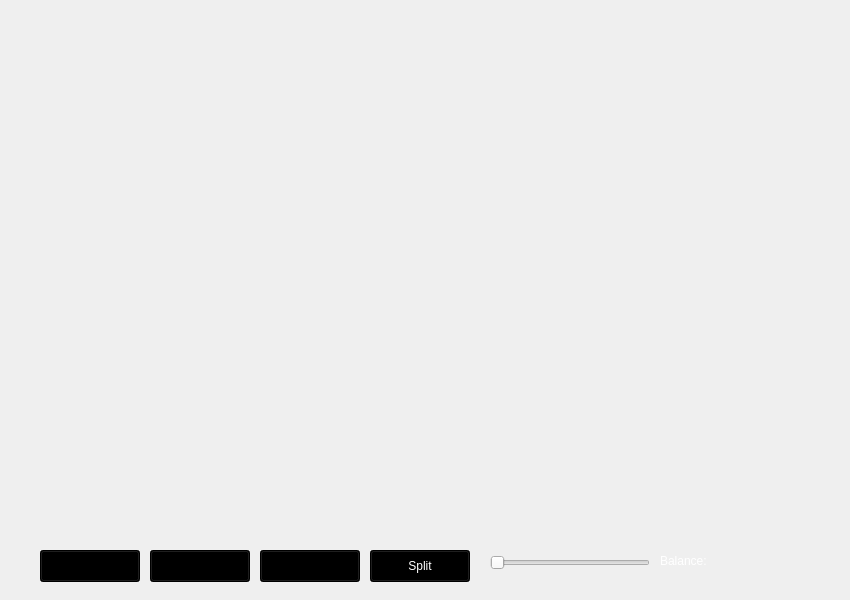
Old version of the form game.ui in the repository jasonpliszak/BlackJackGame_EC327.
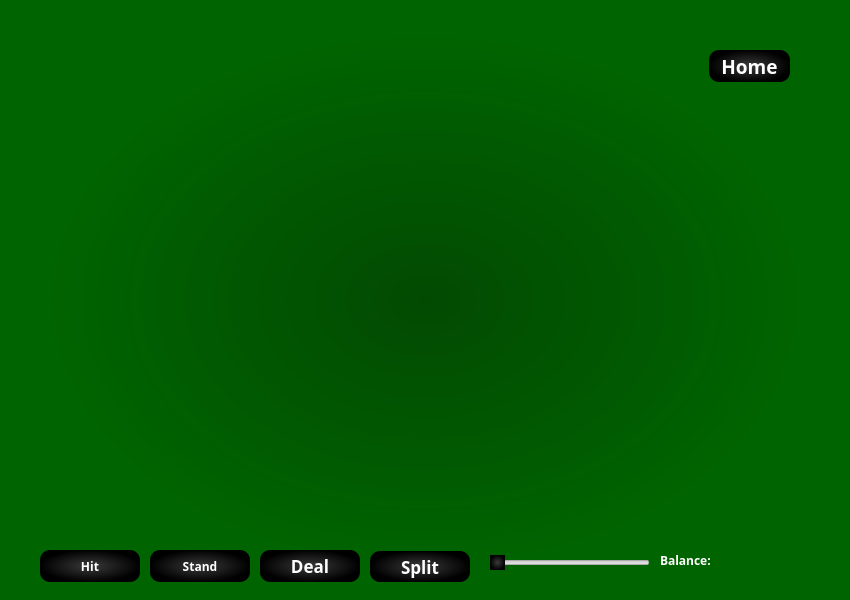
New version of the form.

```diff
--- a/game.ui
+++ b/game.ui
@@ -63,9 +63,17 @@
      <height>32</height>
     </rect>
    </property>
+   <property name="font">
+    <font>
+     <family>Kohinoor Gujarati</family>
+     <bold>true</bold>
+    </font>
+   </property>
    <property name="styleSheet">
-    <string notr="true">background-color: rgb(0, 0, 0);
-border-color: rgb(255, 255, 255);</string>
+    <string notr="true">color:white;
+background-color: qradialgradient(spread:pad, cx:0.5, cy:0.5, radius:0.5, fx:0.5, fy:0.5, stop:0 rgba(58, 58, 58, 255), stop:1 rgba(0, 0, 0, 255));
+
+border-radius:10px;</string>
    </property>
    <property name="text">
     <string>Hit</string>
@@ -80,9 +88,17 @@
      <height>32</height>
     </rect>
    </property>
+   <property name="font">
+    <font>
+     <family>Kohinoor Gujarati</family>
+     <bold>true</bold>
+    </font>
+   </property>
    <property name="styleSheet">
-    <string notr="true">background-color: rgb(0, 0, 0);
-border-color: rgb(255, 255, 255);</string>
+    <string notr="true">color:white;
+background-color: qradialgradient(spread:pad, cx:0.5, cy:0.5, radius:0.5, fx:0.5, fy:0.5, stop:0 rgba(58, 58, 58, 255), stop:1 rgba(0, 0, 0, 255));
+
+border-radius:10px;</string>
    </property>
    <property name="text">
     <string>Stand</string>
@@ -97,10 +113,18 @@
      <height>32</height>
     </rect>
    </property>
+   <property name="font">
+    <font>
+     <family>Kohinoor Gujarati</family>
+     <pointsize>13</pointsize>
+     <bold>true</bold>
+    </font>
+   </property>
    <property name="styleSheet">
-    <string notr="true">border-color: rgb(255, 255, 255);
-background-color: rgb(0, 0, 0);
-</string>
+    <string notr="true">color:white;
+background-color: qradialgradient(spread:pad, cx:0.5, cy:0.5, radius:0.5, fx:0.5, fy:0.5, stop:0 rgba(58, 58, 58, 255), stop:1 rgba(0, 0, 0, 255));
+
+border-radius:10px;</string>
    </property>
    <property name="text">
     <string>Deal</string>
@@ -115,6 +139,15 @@
      <height>21</height>
     </rect>
    </property>
+   <property name="font">
+    <font>
+     <family>Kohinoor Gujarati</family>
+     <bold>true</bold>
+    </font>
+   </property>
+   <property name="styleSheet">
+    <string notr="true">color:white;</string>
+   </property>
    <property name="text">
     <string/>
    </property>
@@ -131,6 +164,15 @@
      <height>21</height>
     </rect>
    </property>
+   <property name="font">
+    <font>
+     <family>Kohinoor Gujarati</family>
+     <bold>true</bold>
+    </font>
+   </property>
+   <property name="styleSheet">
+    <string notr="true">color:white;</string>
+   </property>
    <property name="text">
     <string/>
    </property>
@@ -285,7 +327,10 @@
     </rect>
    </property>
    <property name="autoFillBackground">
-    <bool>true</bool>
+    <bool>false</bool>
+   </property>
+   <property name="styleSheet">
+    <string notr="true">background-color: qradialgradient(spread:pad, cx:0.5, cy:0.5, radius:0.5, fx:0.5, fy:0.5, stop:0 rgba(2, 74, 2, 255), stop:0.926108 rgba(0, 101, 0, 255))</string>
    </property>
    <property name="text">
     <string/>
@@ -521,14 +566,23 @@
    <property name="geometry">
     <rect>
      <x>370</x>
-     <y>550</y>
+     <y>551</y>
      <width>100</width>
-     <height>32</height>
+     <height>31</height>
     </rect>
    </property>
+   <property name="font">
+    <font>
+     <family>Kohinoor Gujarati</family>
+     <pointsize>13</pointsize>
+     <bold>true</bold>
+    </font>
+   </property>
    <property name="styleSheet">
-    <string notr="true">background-color: rgb(0, 0, 0);
-color: rgb(255, 255, 255);</string>
+    <string notr="true">color:white;
+background-color: qradialgradient(spread:pad, cx:0.5, cy:0.5, radius:0.5, fx:0.5, fy:0.5, stop:0 rgba(58, 58, 58, 255), stop:1 rgba(0, 0, 0, 255));
+
+border-radius:10px;</string>
    </property>
    <property name="text">
     <string>Split</string>
@@ -670,6 +724,15 @@
      <height>21</height>
     </rect>
    </property>
+   <property name="font">
+    <font>
+     <family>Kohinoor Gujarati</family>
+     <bold>true</bold>
+    </font>
+   </property>
+   <property name="styleSheet">
+    <string notr="true">color:white;</string>
+   </property>
    <property name="text">
     <string/>
    </property>
@@ -683,6 +746,12 @@
      <height>25</height>
     </rect>
    </property>
+   <property name="styleSheet">
+    <string notr="true">QSlider::handle:horizontal{
+background: qradialgradient(spread:pad, cx:0.5, cy:0.5, radius:0.5, fx:0.5, fy:0.5, stop:0 rgba(58, 58, 58, 255), stop:1 rgba(0, 0, 0, 255));
+border-radius:10px
+}</string>
+   </property>
    <property name="orientation">
     <enum>Qt::Horizontal</enum>
    </property>
@@ -696,6 +765,15 @@
      <height>16</height>
     </rect>
    </property>
+   <property name="font">
+    <font>
+     <family>Kohinoor Gujarati</family>
+     <bold>true</bold>
+    </font>
+   </property>
+   <property name="styleSheet">
+    <string notr="true">color:white;</string>
+   </property>
    <property name="text">
     <string/>
    </property>
@@ -709,6 +787,12 @@
      <height>21</height>
     </rect>
    </property>
+   <property name="font">
+    <font>
+     <family>Kohinoor Gujarati</family>
+     <bold>true</bold>
+    </font>
+   </property>
    <property name="styleSheet">
     <string notr="true">color: rgb(255, 255, 255);</string>
    </property>
@@ -716,9 +800,34 @@
     <string>Balance: </string>
    </property>
   </widget>
+  <widget class="QPushButton" name="Home">
+   <property name="geometry">
+    <rect>
+     <x>709</x>
+     <y>50</y>
+     <width>81</width>
+     <height>32</height>
+    </rect>
+   </property>
+   <property name="font">
+    <font>
+     <family>Kohinoor Gujarati</family>
+     <pointsize>14</pointsize>
+     <bold>true</bold>
+    </font>
+   </property>
+   <property name="styleSheet">
+    <string notr="true">color:white;
+background-color: qradialgradient(spread:pad, cx:0.5, cy:0.5, radius:0.5, fx:0.5, fy:0.5, stop:0 rgba(58, 58, 58, 255), stop:1 rgba(0, 0, 0, 255));
+border-radius:10px;</string>
+   </property>
+   <property name="text">
+    <string>Home</string>
+   </property>
+  </widget>
+  <zorder>Background</zorder>
   <zorder>backtexture</zorder>
   <zorder>DC1</zorder>
-  <zorder>Background</zorder>
   <zorder>PC1</zorder>
   <zorder>Dealer</zorder>
   <zorder>PlayerScore</zorder>
@@ -757,6 +866,7 @@
   <zorder>BetSlider</zorder>
   <zorder>BetValue</zorder>
   <zorder>BalanceLabel</zorder>
+  <zorder>Home</zorder>
  </widget>
  <resources/>
  <connections/>
```
